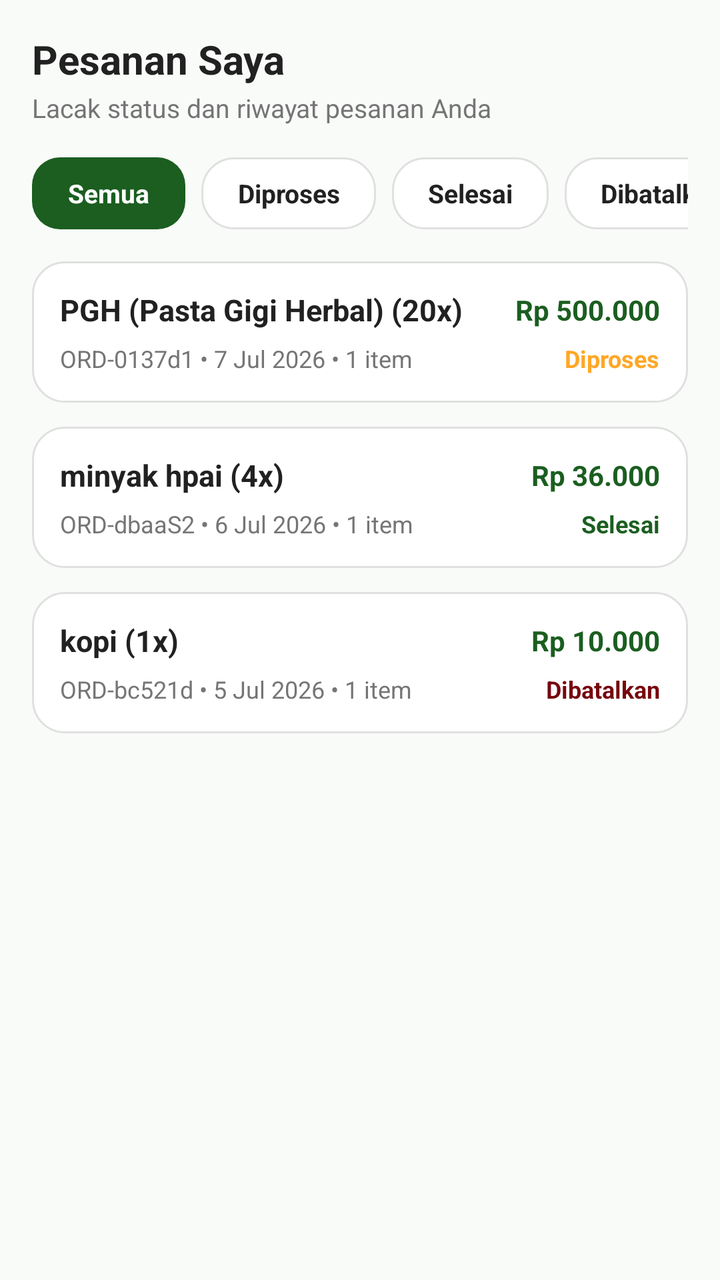
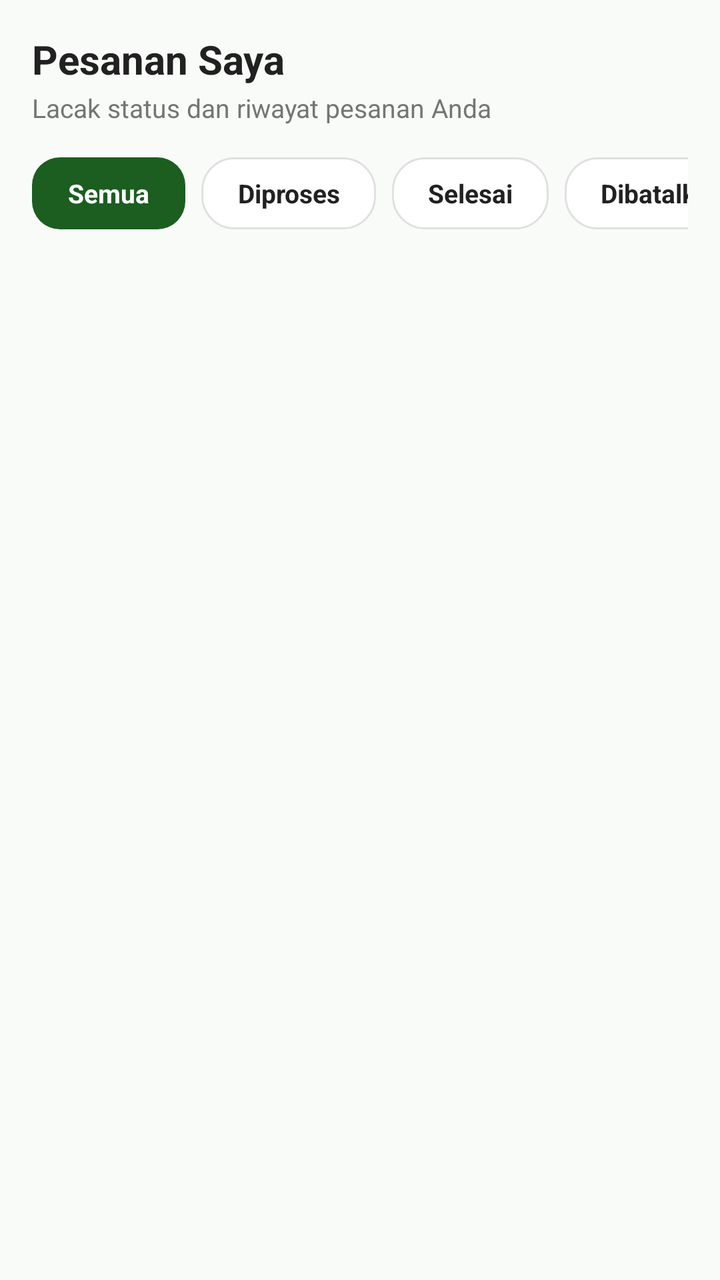

An Android layout rendered at two revisions. The XML below is the earlier revision; the diff shows what the commit changed to produce the second picture.
<!-- AndroidManifest.xml: application theme Theme.Pertemuan3 -->
<!-- res/layout/fragment_cart_tab.xml -->
<?xml version="1.0" encoding="utf-8"?>
<ScrollView xmlns:android="http://schemas.android.com/apk/res/android"
    xmlns:app="http://schemas.android.com/apk/res-auto"
    android:layout_width="match_parent"
    android:layout_height="match_parent"
    android:fillViewport="true"
    android:background="@color/simaju_page_bg">

    <LinearLayout
        android:layout_width="match_parent"
        android:layout_height="match_parent"
        android:orientation="vertical"
        android:background="@color/simaju_page_bg"
        android:padding="16dp">

        
        <TextView
            android:layout_width="wrap_content"
            android:layout_height="wrap_content"
            android:text="Pesanan Saya"
            android:textSize="20sp"
            android:textStyle="bold"
            android:textColor="@color/simaju_text_primary"
            android:layout_marginBottom="2dp" />

        <TextView
            android:layout_width="wrap_content"
            android:layout_height="wrap_content"
            android:text="Lacak status dan riwayat pesanan Anda"
            android:textSize="13sp"
            android:textColor="@color/simaju_text_secondary"
            android:layout_marginBottom="16dp" />

        
        <HorizontalScrollView
            android:layout_width="match_parent"
            android:layout_height="wrap_content"
            android:scrollbars="none"
            android:layout_marginBottom="16dp">

            <LinearLayout
                android:layout_width="wrap_content"
                android:layout_height="wrap_content"
                android:orientation="horizontal">

                <TextView
                    android:layout_width="wrap_content"
                    android:layout_height="36dp"
                    android:background="@drawable/bg_primary_button"
                    android:text="Semua"
                    android:textSize="13sp"
                    android:textStyle="bold"
                    android:textColor="@color/white"
                    android:gravity="center"
                    android:paddingHorizontal="18dp"
                    android:layout_marginEnd="8dp" />

                <TextView
                    android:layout_width="wrap_content"
                    android:layout_height="36dp"
                    android:background="@drawable/bg_tab_selected"
                    android:text="Diproses"
                    android:textSize="13sp"
                    android:textStyle="bold"
                    android:textColor="@color/simaju_text_primary"
                    android:gravity="center"
                    android:paddingHorizontal="18dp"
                    android:layout_marginEnd="8dp" />

                <TextView
                    android:layout_width="wrap_content"
                    android:layout_height="36dp"
                    android:background="@drawable/bg_tab_selected"
                    android:text="Selesai"
                    android:textSize="13sp"
                    android:textStyle="bold"
                    android:textColor="@color/simaju_text_primary"
                    android:gravity="center"
                    android:paddingHorizontal="18dp"
                    android:layout_marginEnd="8dp" />

                <TextView
                    android:layout_width="wrap_content"
                    android:layout_height="36dp"
                    android:background="@drawable/bg_tab_selected"
                    android:text="Dibatalkan"
                    android:textSize="13sp"
                    android:textStyle="bold"
                    android:textColor="@color/simaju_text_primary"
                    android:gravity="center"
                    android:paddingHorizontal="18dp" />
            </LinearLayout>
        </HorizontalScrollView>

        
        <LinearLayout
            android:layout_width="match_parent"
            android:layout_height="wrap_content"
            android:background="@drawable/bg_tab_selected"
            android:orientation="vertical"
            android:padding="14dp"
            android:layout_marginBottom="12dp">

            <LinearLayout
                android:layout_width="match_parent"
                android:layout_height="wrap_content"
                android:orientation="horizontal"
                android:gravity="center_vertical"
                android:layout_marginBottom="6dp">

                <TextView
                    android:layout_width="0dp"
                    android:layout_height="wrap_content"
                    android:layout_weight="1"
                    android:text="PGH (Pasta Gigi Herbal) (20x)"
                    android:textSize="15sp"
                    android:textStyle="bold"
                    android:textColor="@color/simaju_text_primary" />

                <TextView
                    android:layout_width="wrap_content"
                    android:layout_height="wrap_content"
                    android:text="Rp 500.000"
                    android:textSize="14sp"
                    android:textStyle="bold"
                    android:textColor="@color/simaju_green" />
            </LinearLayout>

            <LinearLayout
                android:layout_width="match_parent"
                android:layout_height="wrap_content"
                android:orientation="horizontal"
                android:gravity="center_vertical">

                <TextView
                    android:layout_width="0dp"
                    android:layout_height="wrap_content"
                    android:layout_weight="1"
                    android:text="ORD-0137d1 • 7 Jul 2026 • 1 item"
                    android:textSize="12sp"
                    android:textColor="@color/simaju_text_secondary" />

                <TextView
                    android:layout_width="wrap_content"
                    android:layout_height="wrap_content"
                    android:text="Diproses"
                    android:textSize="12sp"
                    android:textStyle="bold"
                    android:textColor="#FFA726" />
            </LinearLayout>
        </LinearLayout>

        
        <LinearLayout
            android:layout_width="match_parent"
            android:layout_height="wrap_content"
            android:background="@drawable/bg_tab_selected"
            android:orientation="vertical"
            android:padding="14dp"
            android:layout_marginBottom="12dp">

            <LinearLayout
                android:layout_width="match_parent"
                android:layout_height="wrap_content"
                android:orientation="horizontal"
                android:gravity="center_vertical"
                android:layout_marginBottom="6dp">

                <TextView
                    android:layout_width="0dp"
                    android:layout_height="wrap_content"
                    android:layout_weight="1"
                    android:text="minyak hpai (4x)"
                    android:textSize="15sp"
                    android:textStyle="bold"
                    android:textColor="@color/simaju_text_primary" />

                <TextView
                    android:layout_width="wrap_content"
                    android:layout_height="wrap_content"
                    android:text="Rp 36.000"
                    android:textSize="14sp"
                    android:textStyle="bold"
                    android:textColor="@color/simaju_green" />
            </LinearLayout>

            <LinearLayout
                android:layout_width="match_parent"
                android:layout_height="wrap_content"
                android:orientation="horizontal"
                android:gravity="center_vertical">

                <TextView
                    android:layout_width="0dp"
                    android:layout_height="wrap_content"
                    android:layout_weight="1"
                    android:text="ORD-dbaaS2 • 6 Jul 2026 • 1 item"
                    android:textSize="12sp"
                    android:textColor="@color/simaju_text_secondary" />

                <TextView
                    android:layout_width="wrap_content"
                    android:layout_height="wrap_content"
                    android:text="Selesai"
                    android:textSize="12sp"
                    android:textStyle="bold"
                    android:textColor="@color/simaju_green" />
            </LinearLayout>
        </LinearLayout>

        
        <LinearLayout
            android:layout_width="match_parent"
            android:layout_height="wrap_content"
            android:background="@drawable/bg_tab_selected"
            android:orientation="vertical"
            android:padding="14dp"
            android:layout_marginBottom="16dp">

            <LinearLayout
                android:layout_width="match_parent"
                android:layout_height="wrap_content"
                android:orientation="horizontal"
                android:gravity="center_vertical"
                android:layout_marginBottom="6dp">

                <TextView
                    android:layout_width="0dp"
                    android:layout_height="wrap_content"
                    android:layout_weight="1"
                    android:text="kopi (1x)"
                    android:textSize="15sp"
                    android:textStyle="bold"
                    android:textColor="@color/simaju_text_primary" />

                <TextView
                    android:layout_width="wrap_content"
                    android:layout_height="wrap_content"
                    android:text="Rp 10.000"
                    android:textSize="14sp"
                    android:textStyle="bold"
                    android:textColor="@color/simaju_green" />
            </LinearLayout>

            <LinearLayout
                android:layout_width="match_parent"
                android:layout_height="wrap_content"
                android:orientation="horizontal"
                android:gravity="center_vertical">

                <TextView
                    android:layout_width="0dp"
                    android:layout_height="wrap_content"
                    android:layout_weight="1"
                    android:text="ORD-bc521d • 5 Jul 2026 • 1 item"
                    android:textSize="12sp"
                    android:textColor="@color/simaju_text_secondary" />

                <TextView
                    android:layout_width="wrap_content"
                    android:layout_height="wrap_content"
                    android:text="Dibatalkan"
                    android:textSize="12sp"
                    android:textStyle="bold"
                    android:textColor="@color/merah_tua" />
            </LinearLayout>
        </LinearLayout>

    </LinearLayout>
</ScrollView>
<!-- resources referenced by this layout -->
<resources>
  <color name="merah_tua">#76060E</color>
  <color name="simaju_green">#1B5E20</color>
  <color name="simaju_page_bg">#F9FBF9</color>
  <color name="simaju_text_primary">#212121</color>
  <color name="simaju_text_secondary">#757575</color>
  <color name="white">#FFFFFFFF</color>
  <!-- drawable bg_primary_button (drawable) -->
  <?xml version="1.0" encoding="utf-8"?>
  <shape xmlns:android="http://schemas.android.com/apk/res/android"
      android:shape="rectangle">
      <solid android:color="@color/simaju_green" />
      <corners android:radius="14dp" />
  </shape>
  <!-- drawable bg_tab_selected (drawable) -->
  <?xml version="1.0" encoding="utf-8"?>
  <shape xmlns:android="http://schemas.android.com/apk/res/android"
      android:shape="rectangle">
      <solid android:color="@color/simaju_card_bg" />
      <corners android:radius="16dp" />
      <stroke
          android:width="1dp"
          android:color="@color/simaju_input_stroke" />
  </shape>
  <style name="Theme.Pertemuan3" parent="Base.Theme.Pertemuan3" />
  <color name="simaju_card_bg">#FFFFFFFF</color>
  <color name="simaju_input_stroke">#E0E0E0</color>
  <style name="Base.Theme.Pertemuan3" parent="Theme.Material3.DayNight.NoActionBar">
          <item name="colorPrimary">@color/simaju_green</item>
          <item name="colorSecondary">@color/simaju_green</item>
          <item name="android:colorBackground">@color/simaju_page_bg</item>
          <item name="android:windowBackground">@color/simaju_page_bg</item>
          <item name="colorSurface">@color/simaju_card_bg</item>
      </style>
</resources>

<!-- the commit's change to res/layout/fragment_cart_tab.xml (unified diff, before → after) -->
@@ -1,6 +1,5 @@
 <?xml version="1.0" encoding="utf-8"?>
 <ScrollView xmlns:android="http://schemas.android.com/apk/res/android"
-    xmlns:app="http://schemas.android.com/apk/res-auto"
     android:layout_width="match_parent"
     android:layout_height="match_parent"
     android:fillViewport="true"
@@ -94,177 +93,10 @@
 
         
         <LinearLayout
+            android:id="@+id/containerCustomerOrders"
             android:layout_width="match_parent"
             android:layout_height="wrap_content"
-            android:background="@drawable/bg_tab_selected"
-            android:orientation="vertical"
-            android:padding="14dp"
-            android:layout_marginBottom="12dp">
-
-            <LinearLayout
-                android:layout_width="match_parent"
-                android:layout_height="wrap_content"
-                android:orientation="horizontal"
-                android:gravity="center_vertical"
-                android:layout_marginBottom="6dp">
-
-                <TextView
-                    android:layout_width="0dp"
-                    android:layout_height="wrap_content"
-                    android:layout_weight="1"
-                    android:text="PGH (Pasta Gigi Herbal) (20x)"
-                    android:textSize="15sp"
-                    android:textStyle="bold"
-                    android:textColor="@color/simaju_text_primary" />
-
-                <TextView
-                    android:layout_width="wrap_content"
-                    android:layout_height="wrap_content"
-                    android:text="Rp 500.000"
-                    android:textSize="14sp"
-                    android:textStyle="bold"
-                    android:textColor="@color/simaju_green" />
-            </LinearLayout>
-
-            <LinearLayout
-                android:layout_width="match_parent"
-                android:layout_height="wrap_content"
-                android:orientation="horizontal"
-                android:gravity="center_vertical">
-
-                <TextView
-                    android:layout_width="0dp"
-                    android:layout_height="wrap_content"
-                    android:layout_weight="1"
-                    android:text="ORD-0137d1 • 7 Jul 2026 • 1 item"
-                    android:textSize="12sp"
-                    android:textColor="@color/simaju_text_secondary" />
-
-                <TextView
-                    android:layout_width="wrap_content"
-                    android:layout_height="wrap_content"
-                    android:text="Diproses"
-                    android:textSize="12sp"
-                    android:textStyle="bold"
-                    android:textColor="#FFA726" />
-            </LinearLayout>
-        </LinearLayout>
-
-        
-        <LinearLayout
-            android:layout_width="match_parent"
-            android:layout_height="wrap_content"
-            android:background="@drawable/bg_tab_selected"
-            android:orientation="vertical"
-            android:padding="14dp"
-            android:layout_marginBottom="12dp">
-
-            <LinearLayout
-                android:layout_width="match_parent"
-                android:layout_height="wrap_content"
-                android:orientation="horizontal"
-                android:gravity="center_vertical"
-                android:layout_marginBottom="6dp">
-
-                <TextView
-                    android:layout_width="0dp"
-                    android:layout_height="wrap_content"
-                    android:layout_weight="1"
-                    android:text="minyak hpai (4x)"
-                    android:textSize="15sp"
-                    android:textStyle="bold"
-                    android:textColor="@color/simaju_text_primary" />
-
-                <TextView
-                    android:layout_width="wrap_content"
-                    android:layout_height="wrap_content"
-                    android:text="Rp 36.000"
-                    android:textSize="14sp"
-                    android:textStyle="bold"
-                    android:textColor="@color/simaju_green" />
-            </LinearLayout>
-
-            <LinearLayout
-                android:layout_width="match_parent"
-                android:layout_height="wrap_content"
-                android:orientation="horizontal"
-                android:gravity="center_vertical">
-
-                <TextView
-                    android:layout_width="0dp"
-                    android:layout_height="wrap_content"
-                    android:layout_weight="1"
-                    android:text="ORD-dbaaS2 • 6 Jul 2026 • 1 item"
-                    android:textSize="12sp"
-                    android:textColor="@color/simaju_text_secondary" />
-
-                <TextView
-                    android:layout_width="wrap_content"
-                    android:layout_height="wrap_content"
-                    android:text="Selesai"
-                    android:textSize="12sp"
-                    android:textStyle="bold"
-                    android:textColor="@color/simaju_green" />
-            </LinearLayout>
-        </LinearLayout>
-
-        
-        <LinearLayout
-            android:layout_width="match_parent"
-            android:layout_height="wrap_content"
-            android:background="@drawable/bg_tab_selected"
-            android:orientation="vertical"
-            android:padding="14dp"
-            android:layout_marginBottom="16dp">
-
-            <LinearLayout
-                android:layout_width="match_parent"
-                android:layout_height="wrap_content"
-                android:orientation="horizontal"
-                android:gravity="center_vertical"
-                android:layout_marginBottom="6dp">
-
-                <TextView
-                    android:layout_width="0dp"
-                    android:layout_height="wrap_content"
-                    android:layout_weight="1"
-                    android:text="kopi (1x)"
-                    android:textSize="15sp"
-                    android:textStyle="bold"
-                    android:textColor="@color/simaju_text_primary" />
-
-                <TextView
-                    android:layout_width="wrap_content"
-                    android:layout_height="wrap_content"
-                    android:text="Rp 10.000"
-                    android:textSize="14sp"
-                    android:textStyle="bold"
-                    android:textColor="@color/simaju_green" />
-            </LinearLayout>
-
-            <LinearLayout
-                android:layout_width="match_parent"
-                android:layout_height="wrap_content"
-                android:orientation="horizontal"
-                android:gravity="center_vertical">
-
-                <TextView
-                    android:layout_width="0dp"
-                    android:layout_height="wrap_content"
-                    android:layout_weight="1"
-                    android:text="ORD-bc521d • 5 Jul 2026 • 1 item"
-                    android:textSize="12sp"
-                    android:textColor="@color/simaju_text_secondary" />
-
-                <TextView
-                    android:layout_width="wrap_content"
-                    android:layout_height="wrap_content"
-                    android:text="Dibatalkan"
-                    android:textSize="12sp"
-                    android:textStyle="bold"
-                    android:textColor="@color/merah_tua" />
-            </LinearLayout>
-        </LinearLayout>
+            android:orientation="vertical" />
 
     </LinearLayout>
 </ScrollView>
<!-- resource entries referenced after the edit -->
@@ -1,6 +1,5 @@
 <!-- resources referenced by this layout -->
 <resources>
-  <color name="merah_tua">#76060E</color>
   <color name="simaju_green">#1B5E20</color>
   <color name="simaju_page_bg">#F9FBF9</color>
   <color name="simaju_text_primary">#212121</color>
